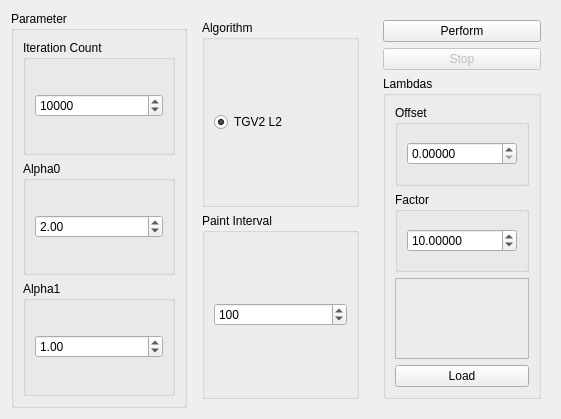
First picture: the form in source/modules/tgv_lambdas/TGVLambdasWidget.ui, repository josefkoller/ambient_image_processor, before the edit.
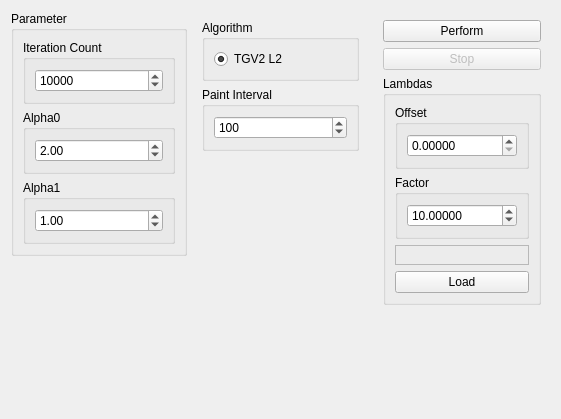
Second picture: the form after the edit.

Commit message: ui format: maximize horizontally and align to top

```diff
--- a/source/modules/tgv_lambdas/TGVLambdasWidget.ui
+++ b/source/modules/tgv_lambdas/TGVLambdasWidget.ui
@@ -14,8 +14,14 @@
    <string>Form</string>
   </property>
   <layout class="QHBoxLayout" name="horizontalLayout">
-   <item>
+   <item alignment="Qt::AlignTop">
     <widget class="QGroupBox" name="groupBox_3">
+     <property name="sizePolicy">
+      <sizepolicy hsizetype="Preferred" vsizetype="Maximum">
+       <horstretch>0</horstretch>
+       <verstretch>0</verstretch>
+      </sizepolicy>
+     </property>
      <property name="title">
       <string>Parameter</string>
      </property>
@@ -80,11 +86,23 @@
      </layout>
     </widget>
    </item>
-   <item>
+   <item alignment="Qt::AlignTop">
     <widget class="QWidget" name="widget" native="true">
+     <property name="sizePolicy">
+      <sizepolicy hsizetype="Preferred" vsizetype="Maximum">
+       <horstretch>0</horstretch>
+       <verstretch>0</verstretch>
+      </sizepolicy>
+     </property>
      <layout class="QVBoxLayout" name="verticalLayout_6">
       <item>
        <widget class="QGroupBox" name="groupBox_9">
+        <property name="sizePolicy">
+         <sizepolicy hsizetype="Preferred" vsizetype="Maximum">
+          <horstretch>0</horstretch>
+          <verstretch>0</verstretch>
+         </sizepolicy>
+        </property>
         <property name="title">
          <string>Algorithm</string>
         </property>
@@ -124,8 +142,14 @@
      </layout>
     </widget>
    </item>
-   <item>
+   <item alignment="Qt::AlignTop">
     <widget class="QWidget" name="widget_2" native="true">
+     <property name="sizePolicy">
+      <sizepolicy hsizetype="Preferred" vsizetype="Maximum">
+       <horstretch>0</horstretch>
+       <verstretch>0</verstretch>
+      </sizepolicy>
+     </property>
      <layout class="QVBoxLayout" name="verticalLayout_8">
       <item>
        <widget class="QPushButton" name="perform_button">
```
The commit also changes 20 other files.
